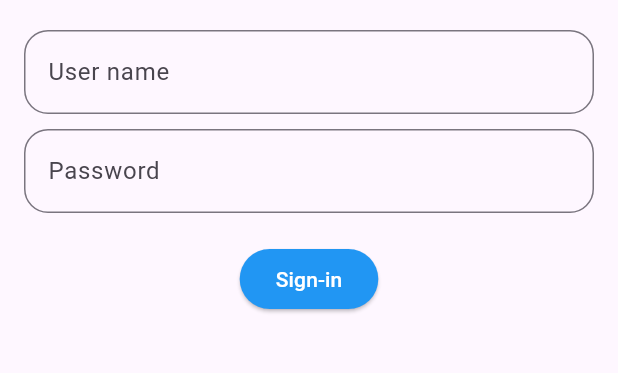
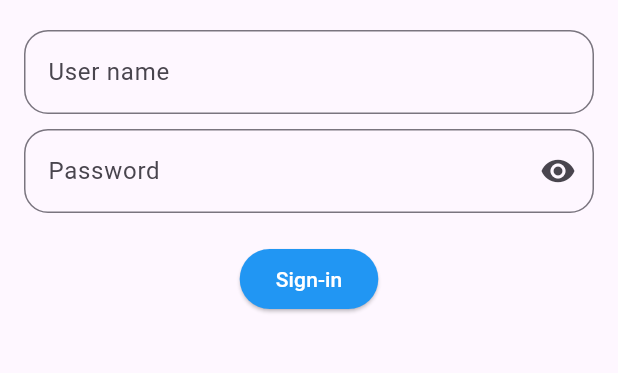
Before and after one commit to Bassem0gamal/linky, a Flutter app: the SignInScreen screen opened directly, on a phone screen of 412 x 824 dp, the part 495-868 px from its top. Run offline on Flutter 3.47's test engine with Material 3 defaults, Android fonts, the phone set to English and light mode, and no system bars; our stand-ins replace firebase_auth; accounts and stored records are empty.

Commit message:
Sign-inScreen improvement / Add Email-Password Controller

```diff
--- a/lib/ui/screen/sign_in/sign_in_screen.dart
+++ b/lib/ui/screen/sign_in/sign_in_screen.dart
@@ -8,6 +8,12 @@ class SignInScreen extends StatefulWidget {
 }
 
 class _SignInScreenState extends State<SignInScreen> {
+
+  bool _obscureText = true;
+
+  final _emailTextController = TextEditingController();
+  final _passwordTextController = TextEditingController();
+
   @override
   Widget build(BuildContext context) {
     return Scaffold(
@@ -26,6 +32,7 @@ class _SignInScreenState extends State<SignInScreen> {
               ),
               const SizedBox(height: 20),
               TextField(
+                controller: _emailTextController,
                 decoration: InputDecoration(
                   labelText: 'User name',
                   border: OutlineInputBorder(
@@ -35,8 +42,16 @@ class _SignInScreenState extends State<SignInScreen> {
               ),
               const SizedBox(height: 10),
               TextField(
+                controller: _passwordTextController,
+                obscureText: _obscureText,
                 decoration: InputDecoration(
                   labelText: 'Password',
+                  suffixIcon: IconButton(
+                    icon: Icon(_obscureText ?Icons.visibility : Icons.visibility_off),
+                    onPressed: () {
+                      _obscureText = !_obscureText;
+                    },
+                  ),
                   border: OutlineInputBorder(
                     borderRadius: BorderRadius.circular(16),
                   ),
```
